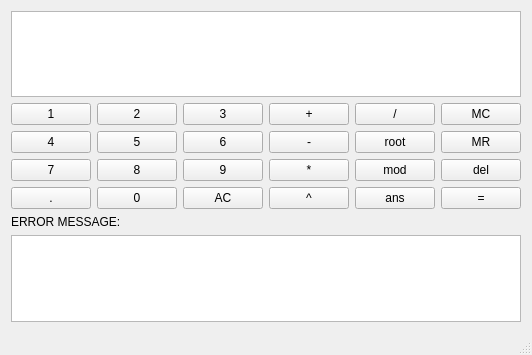
Old version of the form kalkulator.ui in the repository mufraswid/VCalculator.
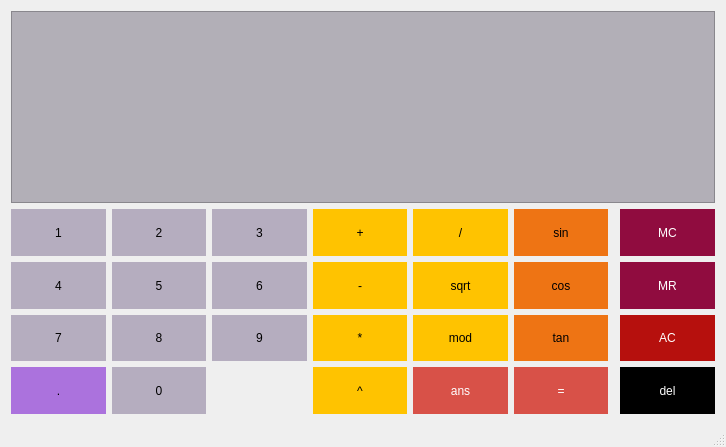
New version of the form.

Commit message: Supports Trigonometry, changes on display mechanism and UI

What changed in the file:
```diff
--- a/kalkulator.ui
+++ b/kalkulator.ui
@@ -6,320 +6,768 @@
    <rect>
     <x>0</x>
     <y>0</y>
-    <width>528</width>
-    <height>355</height>
+    <width>726</width>
+    <height>447</height>
    </rect>
   </property>
   <property name="windowTitle">
    <string>Kalkulator</string>
   </property>
+  <property name="styleSheet">
+   <string notr="true">QMainWIndow{
+	background-color:  #faf5bd;
+}</string>
+  </property>
   <widget class="QWidget" name="centralWidget">
    <layout class="QGridLayout" name="gridLayout">
+    <item row="1" column="4">
+     <widget class="QPushButton" name="divbutton">
+      <property name="sizePolicy">
+       <sizepolicy hsizetype="Expanding" vsizetype="Expanding">
+        <horstretch>0</horstretch>
+        <verstretch>0</verstretch>
+       </sizepolicy>
+      </property>
+      <property name="styleSheet">
+       <string notr="true">QPushButton{
+	background-color: #FFC300;
+	border: 1px #7d7884;
+	padding: 5px;
+}
+
+QPushButton:pressed{
+	background-color: #FF5733 ;
+	border: 1px #7d7884;
+	padding: 5px;
+	color: yellow;
+}</string>
+      </property>
+      <property name="text">
+       <string>/</string>
+      </property>
+     </widget>
+    </item>
+    <item row="4" column="1">
+     <widget class="QPushButton" name="button5">
+      <property name="sizePolicy">
+       <sizepolicy hsizetype="Expanding" vsizetype="Expanding">
+        <horstretch>0</horstretch>
+        <verstretch>0</verstretch>
+       </sizepolicy>
+      </property>
+      <property name="styleSheet">
+       <string notr="true">QPushButton{
+	background-color: #b5adbf;
+	border: 1px #7d7884;
+	padding: 5px;
+}
+
+QPushButton:pressed{
+	background-color: #6917de;
+	border: 1px #7d7884;
+	padding: 5px;
+	color: white;
+}</string>
+      </property>
+      <property name="text">
+       <string>5</string>
+      </property>
+     </widget>
+    </item>
+    <item row="8" column="0">
+     <widget class="QPushButton" name="dotbutton">
+      <property name="sizePolicy">
+       <sizepolicy hsizetype="Expanding" vsizetype="Expanding">
+        <horstretch>0</horstretch>
+        <verstretch>0</verstretch>
+       </sizepolicy>
+      </property>
+      <property name="styleSheet">
+       <string notr="true">QPushButton{
+	background-color:  #ab72dd ;
+	border: 1px #7d7884;
+	padding: 5px;
+	color: black;
+}
+
+QPushButton:pressed{
+	background-color: #b5adbf;
+	border: 1px #7d7884;
+	padding: 5px;
+}</string>
+      </property>
+      <property name="text">
+       <string>.</string>
+      </property>
+     </widget>
+    </item>
+    <item row="1" column="1">
+     <widget class="QPushButton" name="button2">
+      <property name="sizePolicy">
+       <sizepolicy hsizetype="Expanding" vsizetype="Expanding">
+        <horstretch>0</horstretch>
+        <verstretch>0</verstretch>
+       </sizepolicy>
+      </property>
+      <property name="styleSheet">
+       <string notr="true">QPushButton{
+	background-color: #b5adbf;
+	border: 1px #7d7884;
+	padding: 5px;
+}
+
+QPushButton:pressed{
+	background-color: #6917de;
+	border: 1px #7d7884;
+	padding: 5px;
+	color: white;
+}</string>
+      </property>
+      <property name="text">
+       <string>2</string>
+      </property>
+     </widget>
+    </item>
     <item row="4" column="0">
-     <widget class="QPushButton" name="button7">
+     <widget class="QPushButton" name="button4">
       <property name="sizePolicy">
-       <sizepolicy hsizetype="Preferred" vsizetype="Preferred">
+       <sizepolicy hsizetype="Expanding" vsizetype="Expanding">
         <horstretch>0</horstretch>
         <verstretch>0</verstretch>
        </sizepolicy>
       </property>
+      <property name="styleSheet">
+       <string notr="true">QPushButton{
+	background-color: #b5adbf;
+	border: 1px #7d7884;
+	padding: 5px;
+}
+
+QPushButton:pressed{
+	background-color: #6917de;
+	border: 1px #7d7884;
+	padding: 5px;
+	color: white;
+}</string>
+      </property>
       <property name="text">
-       <string>7</string>
+       <string>4</string>
       </property>
      </widget>
     </item>
-    <item row="2" column="0">
+    <item row="1" column="0">
      <widget class="QPushButton" name="button1">
       <property name="sizePolicy">
-       <sizepolicy hsizetype="Preferred" vsizetype="Preferred">
+       <sizepolicy hsizetype="Expanding" vsizetype="Expanding">
         <horstretch>0</horstretch>
         <verstretch>0</verstretch>
        </sizepolicy>
       </property>
+      <property name="styleSheet">
+       <string notr="true">QPushButton{
+	background-color: #b5adbf;
+	border: 1px #7d7884;
+	padding: 5px;
+}
+
+QPushButton:pressed{
+	background-color: #6917de;
+	border: 1px #7d7884;
+	padding: 5px;
+	color: white;
+}</string>
+      </property>
       <property name="text">
        <string>1</string>
       </property>
      </widget>
     </item>
-    <item row="3" column="2">
+    <item row="4" column="2">
      <widget class="QPushButton" name="button6">
       <property name="sizePolicy">
-       <sizepolicy hsizetype="Preferred" vsizetype="Preferred">
+       <sizepolicy hsizetype="Expanding" vsizetype="Expanding">
         <horstretch>0</horstretch>
         <verstretch>0</verstretch>
        </sizepolicy>
       </property>
+      <property name="styleSheet">
+       <string notr="true">QPushButton{
+	background-color: #b5adbf;
+	border: 1px #7d7884;
+	padding: 5px;
+}
+
+QPushButton:pressed{
+	background-color: #6917de;
+	border: 1px #7d7884;
+	padding: 5px;
+	color: white;
+}</string>
+      </property>
       <property name="text">
        <string>6</string>
       </property>
      </widget>
     </item>
-    <item row="2" column="1">
-     <widget class="QPushButton" name="button2">
-      <property name="sizePolicy">
-       <sizepolicy hsizetype="Preferred" vsizetype="Preferred">
-        <horstretch>0</horstretch>
-        <verstretch>0</verstretch>
-       </sizepolicy>
-      </property>
-      <property name="text">
-       <string>2</string>
-      </property>
-     </widget>
-    </item>
-    <item row="3" column="3">
+    <item row="4" column="3">
      <widget class="QPushButton" name="subbutton">
       <property name="sizePolicy">
-       <sizepolicy hsizetype="Preferred" vsizetype="Preferred">
+       <sizepolicy hsizetype="Expanding" vsizetype="Expanding">
         <horstretch>0</horstretch>
         <verstretch>0</verstretch>
        </sizepolicy>
       </property>
+      <property name="styleSheet">
+       <string notr="true">QPushButton{
+	background-color: #FFC300;
+	border: 1px #7d7884;
+	padding: 5px;
+}
+
+QPushButton:pressed{
+	background-color: #FF5733 ;
+	border: 1px #7d7884;
+	padding: 5px;
+	color: yellow;
+}</string>
+      </property>
       <property name="text">
        <string>-</string>
       </property>
      </widget>
     </item>
-    <item row="4" column="2">
-     <widget class="QPushButton" name="button9">
-      <property name="sizePolicy">
-       <sizepolicy hsizetype="Preferred" vsizetype="Preferred">
-        <horstretch>0</horstretch>
-        <verstretch>0</verstretch>
-       </sizepolicy>
-      </property>
-      <property name="text">
-       <string>9</string>
-      </property>
-     </widget>
-    </item>
-    <item row="3" column="1">
-     <widget class="QPushButton" name="button5">
-      <property name="sizePolicy">
-       <sizepolicy hsizetype="Preferred" vsizetype="Preferred">
-        <horstretch>0</horstretch>
-        <verstretch>0</verstretch>
-       </sizepolicy>
-      </property>
-      <property name="text">
-       <string>5</string>
-      </property>
-     </widget>
-    </item>
-    <item row="2" column="2">
+    <item row="1" column="2">
      <widget class="QPushButton" name="button3">
       <property name="sizePolicy">
-       <sizepolicy hsizetype="Preferred" vsizetype="Preferred">
+       <sizepolicy hsizetype="Expanding" vsizetype="Expanding">
         <horstretch>0</horstretch>
         <verstretch>0</verstretch>
        </sizepolicy>
       </property>
+      <property name="styleSheet">
+       <string notr="true">QPushButton{
+	background-color: #b5adbf;
+	border: 1px #7d7884;
+	padding: 5px;
+}
+
+QPushButton:pressed{
+	background-color: #6917de;
+	border: 1px #7d7884;
+	padding: 5px;
+	color: white;
+}</string>
+      </property>
       <property name="text">
        <string>3</string>
       </property>
      </widget>
     </item>
-    <item row="4" column="1">
-     <widget class="QPushButton" name="button8">
+    <item row="4" column="5">
+     <widget class="QPushButton" name="cosbutton">
       <property name="sizePolicy">
-       <sizepolicy hsizetype="Preferred" vsizetype="Preferred">
+       <sizepolicy hsizetype="Expanding" vsizetype="Expanding">
         <horstretch>0</horstretch>
         <verstretch>0</verstretch>
        </sizepolicy>
       </property>
-      <property name="text">
-       <string>8</string>
+      <property name="styleSheet">
+       <string notr="true">QPushButton{
+	background-color: #ee7414  ;
+	border: 1px #7d7884;
+	padding: 5px;
+}
+
+QPushButton:pressed{
+	background-color:  #C70039   ;
+	border: 1px #7d7884;
+	padding: 5px;
+	color: white;
+}</string>
       </property>
-     </widget>
-    </item>
-    <item row="3" column="0">
-     <widget class="QPushButton" name="button4">
-      <property name="sizePolicy">
-       <sizepolicy hsizetype="Preferred" vsizetype="Preferred">
-        <horstretch>0</horstretch>
-        <verstretch>0</verstretch>
-       </sizepolicy>
-      </property>
       <property name="text">
-       <string>4</string>
+       <string>cos</string>
       </property>
      </widget>
     </item>
-    <item row="2" column="3">
+    <item row="1" column="3">
      <widget class="QPushButton" name="addbutton">
       <property name="sizePolicy">
-       <sizepolicy hsizetype="Preferred" vsizetype="Preferred">
+       <sizepolicy hsizetype="Expanding" vsizetype="Expanding">
         <horstretch>0</horstretch>
         <verstretch>0</verstretch>
        </sizepolicy>
       </property>
+      <property name="styleSheet">
+       <string notr="true">QPushButton{
+	background-color: #FFC300;
+	border: 1px #7d7884;
+	padding: 5px;
+}
+
+QPushButton:pressed{
+	background-color: #FF5733 ;
+	border: 1px #7d7884;
+	padding: 5px;
+	color: yellow;
+}</string>
+      </property>
       <property name="text">
        <string>+</string>
       </property>
      </widget>
     </item>
-    <item row="4" column="3">
+    <item row="6" column="1">
+     <widget class="QPushButton" name="button8">
+      <property name="sizePolicy">
+       <sizepolicy hsizetype="Expanding" vsizetype="Expanding">
+        <horstretch>0</horstretch>
+        <verstretch>0</verstretch>
+       </sizepolicy>
+      </property>
+      <property name="styleSheet">
+       <string notr="true">QPushButton{
+	background-color: #b5adbf;
+	border: 1px #7d7884;
+	padding: 5px;
+}
+
+QPushButton:pressed{
+	background-color: #6917de;
+	border: 1px #7d7884;
+	padding: 5px;
+	color: white;
+}</string>
+      </property>
+      <property name="text">
+       <string>8</string>
+      </property>
+     </widget>
+    </item>
+    <item row="6" column="2">
+     <widget class="QPushButton" name="button9">
+      <property name="sizePolicy">
+       <sizepolicy hsizetype="Expanding" vsizetype="Expanding">
+        <horstretch>0</horstretch>
+        <verstretch>0</verstretch>
+       </sizepolicy>
+      </property>
+      <property name="styleSheet">
+       <string notr="true">QPushButton{
+	background-color: #b5adbf;
+	border: 1px #7d7884;
+	padding: 5px;
+}
+
+QPushButton:pressed{
+	background-color: #6917de;
+	border: 1px #7d7884;
+	padding: 5px;
+	color: white;
+}</string>
+      </property>
+      <property name="text">
+       <string>9</string>
+      </property>
+     </widget>
+    </item>
+    <item row="6" column="3">
      <widget class="QPushButton" name="mulbutton">
       <property name="sizePolicy">
-       <sizepolicy hsizetype="Preferred" vsizetype="Preferred">
+       <sizepolicy hsizetype="Expanding" vsizetype="Expanding">
         <horstretch>0</horstretch>
         <verstretch>0</verstretch>
        </sizepolicy>
       </property>
+      <property name="styleSheet">
+       <string notr="true">QPushButton{
+	background-color: #FFC300;
+	border: 1px #7d7884;
+	padding: 5px;
+}
+
+QPushButton:pressed{
+	background-color: #FF5733 ;
+	border: 1px #7d7884;
+	padding: 5px;
+	color: yellow;
+}</string>
+      </property>
       <property name="text">
        <string>*</string>
       </property>
      </widget>
     </item>
-    <item row="5" column="1">
-     <widget class="QPushButton" name="button0">
+    <item row="6" column="4">
+     <widget class="QPushButton" name="modbutton">
       <property name="sizePolicy">
-       <sizepolicy hsizetype="Preferred" vsizetype="Preferred">
+       <sizepolicy hsizetype="Expanding" vsizetype="Expanding">
         <horstretch>0</horstretch>
         <verstretch>0</verstretch>
        </sizepolicy>
       </property>
+      <property name="styleSheet">
+       <string notr="true">QPushButton{
+	background-color: #FFC300;
+	border: 1px #7d7884;
+	padding: 5px;
+}
+
+QPushButton:pressed{
+	background-color: #FF5733 ;
+	border: 1px #7d7884;
+	padding: 5px;
+	color: yellow;
+}</string>
+      </property>
       <property name="text">
-       <string>0</string>
+       <string>mod</string>
       </property>
      </widget>
     </item>
-    <item row="5" column="2">
-     <widget class="QPushButton" name="acbutton">
-      <property name="sizePolicy">
-       <sizepolicy hsizetype="Preferred" vsizetype="Preferred">
-        <horstretch>0</horstretch>
-        <verstretch>0</verstretch>
-       </sizepolicy>
+    <item row="0" column="0" colspan="8">
+     <widget class="QTextEdit" name="display">
+      <property name="font">
+       <font>
+        <pointsize>-1</pointsize>
+       </font>
       </property>
-      <property name="text">
-       <string>AC</string>
+      <property name="styleSheet">
+       <string notr="true">QTextEdit{
+	background-color: #b2afb7;
+	color: white;
+	font-size: 25px;
+}</string>
       </property>
      </widget>
     </item>
-    <item row="5" column="0">
-     <widget class="QPushButton" name="dotbutton">
+    <item row="4" column="4">
+     <widget class="QPushButton" name="rootbutton">
       <property name="sizePolicy">
-       <sizepolicy hsizetype="Preferred" vsizetype="Preferred">
+       <sizepolicy hsizetype="Expanding" vsizetype="Expanding">
         <horstretch>0</horstretch>
         <verstretch>0</verstretch>
        </sizepolicy>
       </property>
-      <property name="text">
-       <string>.</string>
+      <property name="styleSheet">
+       <string notr="true">QPushButton{
+	background-color: #FFC300;
+	border: 1px #7d7884;
+	padding: 5px;
+}
+
+QPushButton:pressed{
+	background-color: #FF5733 ;
+	border: 1px #7d7884;
+	padding: 5px;
+	color: yellow;
+}</string>
       </property>
-     </widget>
-    </item>
-    <item row="6" column="0" colspan="2">
-     <widget class="QLabel" name="label">
       <property name="text">
-       <string>ERROR MESSAGE:</string>
+       <string>sqrt</string>
       </property>
      </widget>
     </item>
-    <item row="2" column="5">
-     <widget class="QPushButton" name="mcbutton">
-      <property name="sizePolicy">
-       <sizepolicy hsizetype="Preferred" vsizetype="Preferred">
-        <horstretch>0</horstretch>
-        <verstretch>0</verstretch>
-       </sizepolicy>
-      </property>
-      <property name="text">
-       <string>MC</string>
-      </property>
-     </widget>
-    </item>
-    <item row="3" column="5">
+    <item row="4" column="7">
      <widget class="QPushButton" name="mrbutton">
       <property name="sizePolicy">
-       <sizepolicy hsizetype="Preferred" vsizetype="Preferred">
+       <sizepolicy hsizetype="Expanding" vsizetype="Expanding">
         <horstretch>0</horstretch>
         <verstretch>0</verstretch>
        </sizepolicy>
       </property>
+      <property name="styleSheet">
+       <string notr="true">QPushButton{
+	background-color:   #900C3F  ;
+	border: 1px #7d7884;
+	padding: 5px;
+	color: white; 
+}
+
+QPushButton:pressed{
+	background-color:   #07094b ;
+	border: 1px #7d7884;
+	padding: 5px;
+	color: white;
+}</string>
+      </property>
       <property name="text">
        <string>MR</string>
       </property>
      </widget>
     </item>
-    <item row="0" column="0" colspan="6">
-     <widget class="QTextEdit" name="display"/>
+    <item row="6" column="0">
+     <widget class="QPushButton" name="button7">
+      <property name="sizePolicy">
+       <sizepolicy hsizetype="Expanding" vsizetype="Expanding">
+        <horstretch>0</horstretch>
+        <verstretch>0</verstretch>
+       </sizepolicy>
+      </property>
+      <property name="styleSheet">
+       <string notr="true">QPushButton{
+	background-color: #b5adbf;
+	border: 1px #7d7884;
+	padding: 5px;
+}
+
+QPushButton:pressed{
+	background-color: #6917de;
+	border: 1px #7d7884;
+	padding: 5px;
+	color: white;
+}</string>
+      </property>
+      <property name="text">
+       <string>7</string>
+      </property>
+     </widget>
     </item>
-    <item row="7" column="0" colspan="6">
-     <widget class="QTextEdit" name="errordisplay">
+    <item row="1" column="7">
+     <widget class="QPushButton" name="mcbutton">
       <property name="sizePolicy">
-       <sizepolicy hsizetype="Expanding" vsizetype="Preferred">
+       <sizepolicy hsizetype="Expanding" vsizetype="Expanding">
         <horstretch>0</horstretch>
         <verstretch>0</verstretch>
        </sizepolicy>
       </property>
+      <property name="styleSheet">
+       <string notr="true">QPushButton{
+	background-color:   #900C3F  ;
+	border: 1px #7d7884;
+	padding: 5px;
+	color: white; 
+}
+
+QPushButton:pressed{
+	background-color:   #07094b ;
+	border: 1px #7d7884;
+	padding: 5px;
+	color: white;
+}</string>
+      </property>
+      <property name="text">
+       <string>MC</string>
+      </property>
      </widget>
     </item>
-    <item row="4" column="5">
+    <item row="8" column="1">
+     <widget class="QPushButton" name="button0">
+      <property name="sizePolicy">
+       <sizepolicy hsizetype="Expanding" vsizetype="Expanding">
+        <horstretch>0</horstretch>
+        <verstretch>0</verstretch>
+       </sizepolicy>
+      </property>
+      <property name="styleSheet">
+       <string notr="true">QPushButton{
+	background-color: #b5adbf;
+	border: 1px #7d7884;
+	padding: 5px;
+}
+
+QPushButton:pressed{
+	background-color: #6917de;
+	border: 1px #7d7884;
+	padding: 5px;
+	color: white;
+}</string>
+      </property>
+      <property name="text">
+       <string>0</string>
+      </property>
+     </widget>
+    </item>
+    <item row="8" column="7">
      <widget class="QPushButton" name="delbutton">
+      <property name="sizePolicy">
+       <sizepolicy hsizetype="Expanding" vsizetype="Expanding">
+        <horstretch>0</horstretch>
+        <verstretch>0</verstretch>
+       </sizepolicy>
+      </property>
+      <property name="styleSheet">
+       <string notr="true">QPushButton{
+	background-color:  #000000 ;
+	border: 1px #7d7884;
+	padding: 5px;
+	color: white; 
+}
+
+QPushButton:pressed{
+	background-color:   #ffffff ;
+	border: 1px #7d7884;
+	padding: 5px;
+	color: black;
+}</string>
+      </property>
       <property name="text">
        <string>del</string>
       </property>
      </widget>
     </item>
-    <item row="5" column="5">
-     <widget class="QPushButton" name="eqbutton">
+    <item row="6" column="7">
+     <widget class="QPushButton" name="acbutton">
       <property name="sizePolicy">
-       <sizepolicy hsizetype="Preferred" vsizetype="Preferred">
+       <sizepolicy hsizetype="Expanding" vsizetype="Expanding">
         <horstretch>0</horstretch>
         <verstretch>0</verstretch>
        </sizepolicy>
       </property>
+      <property name="styleSheet">
+       <string notr="true">QPushButton{
+	background-color: #b6100d;
+	border: 1px #7d7884;
+	padding: 5px;
+	color: white; 
+}
+
+QPushButton:pressed{
+	background-color:    #2b0983;
+	border: 1px #7d7884;
+	padding: 5px;
+	color: white;
+}</string>
+      </property>
       <property name="text">
-       <string>=</string>
+       <string>AC</string>
       </property>
      </widget>
     </item>
-    <item row="5" column="4">
+    <item row="6" column="5">
+     <widget class="QPushButton" name="tanbutton">
+      <property name="sizePolicy">
+       <sizepolicy hsizetype="Expanding" vsizetype="Expanding">
+        <horstretch>0</horstretch>
+        <verstretch>0</verstretch>
+       </sizepolicy>
+      </property>
+      <property name="styleSheet">
+       <string notr="true">QPushButton{
+	background-color: #ee7414  ;
+	border: 1px #7d7884;
+	padding: 5px;
+}
+
+QPushButton:pressed{
+	background-color:  #C70039   ;
+	border: 1px #7d7884;
+	padding: 5px;
+	color: white;
+}</string>
+      </property>
+      <property name="text">
+       <string>tan</string>
+      </property>
+     </widget>
+    </item>
+    <item row="1" column="5">
+     <widget class="QPushButton" name="sinbutton">
+      <property name="sizePolicy">
+       <sizepolicy hsizetype="Expanding" vsizetype="Expanding">
+        <horstretch>0</horstretch>
+        <verstretch>0</verstretch>
+       </sizepolicy>
+      </property>
+      <property name="styleSheet">
+       <string notr="true">QPushButton{
+	background-color: #ee7414  ;
+	border: 1px #7d7884;
+	padding: 5px;
+}
+
+QPushButton:pressed{
+	background-color:  #C70039   ;
+	border: 1px #7d7884;
+	padding: 5px;
+	color: white;
+}</string>
+      </property>
+      <property name="text">
+       <string>sin</string>
+      </property>
+     </widget>
+    </item>
+    <item row="8" column="4">
      <widget class="QPushButton" name="ansbutton">
+      <property name="sizePolicy">
+       <sizepolicy hsizetype="Expanding" vsizetype="Expanding">
+        <horstretch>0</horstretch>
+        <verstretch>0</verstretch>
+       </sizepolicy>
+      </property>
+      <property name="styleSheet">
+       <string notr="true">QPushButton{
+	background-color:  #d85148  ;
+	border: 1px #7d7884;
+	padding: 5px;
+	color: white;
+}
+
+QPushButton:pressed{
+	background-color: #FF5733 ;
+	border: 1px #7d7884;
+	padding: 5px;
+	color: yellow;
+}</string>
+      </property>
       <property name="text">
        <string>ans</string>
       </property>
      </widget>
     </item>
-    <item row="5" column="3">
+    <item row="8" column="3">
      <widget class="QPushButton" name="powbutton">
+      <property name="sizePolicy">
+       <sizepolicy hsizetype="Expanding" vsizetype="Expanding">
+        <horstretch>0</horstretch>
+        <verstretch>0</verstretch>
+       </sizepolicy>
+      </property>
+      <property name="styleSheet">
+       <string notr="true">QPushButton{
+	background-color: #FFC300;
+	border: 1px #7d7884;
+	padding: 5px;
+}
+
+QPushButton:pressed{
+	background-color: #FF5733 ;
+	border: 1px #7d7884;
+	padding: 5px;
+	color: yellow;
+}</string>
+      </property>
       <property name="text">
        <string>^</string>
       </property>
      </widget>
     </item>
-    <item row="3" column="4">
-     <widget class="QPushButton" name="rootbutton">
+    <item row="8" column="5">
+     <widget class="QPushButton" name="eqbutton">
       <property name="sizePolicy">
-       <sizepolicy hsizetype="Preferred" vsizetype="Preferred">
+       <sizepolicy hsizetype="Expanding" vsizetype="Expanding">
         <horstretch>0</horstretch>
         <verstretch>0</verstretch>
        </sizepolicy>
       </property>
-      <property name="text">
-       <string>root</string>
+      <property name="styleSheet">
+       <string notr="true">QPushButton{
+	background-color:  #d85148  ;
+	border: 1px #7d7884;
+	padding: 5px;
+	color: white;
+}
+
+QPushButton:pressed{
+	background-color: #FF5733 ;
+	border: 1px #7d7884;
+	padding: 5px;
+	color: yellow;
+}</string>
       </property>
-     </widget>
-    </item>
-    <item row="2" column="4">
-     <widget class="QPushButton" name="divbutton">
-      <property name="sizePolicy">
-       <sizepolicy hsizetype="Preferred" vsizetype="Preferred">
-        <horstretch>0</horstretch>
-        <verstretch>0</verstretch>
-       </sizepolicy>
-      </property>
       <property name="text">
-       <string>/</string>
-      </property>
-     </widget>
-    </item>
-    <item row="4" column="4">
-     <widget class="QPushButton" name="modbutton">
-      <property name="text">
-       <string>mod</string>
+       <string>=</string>
       </property>
      </widget>
     </item>
```
Left out of the diff: 2 changed lines with no effect on the pictures. The commit also changes 14 other files.
